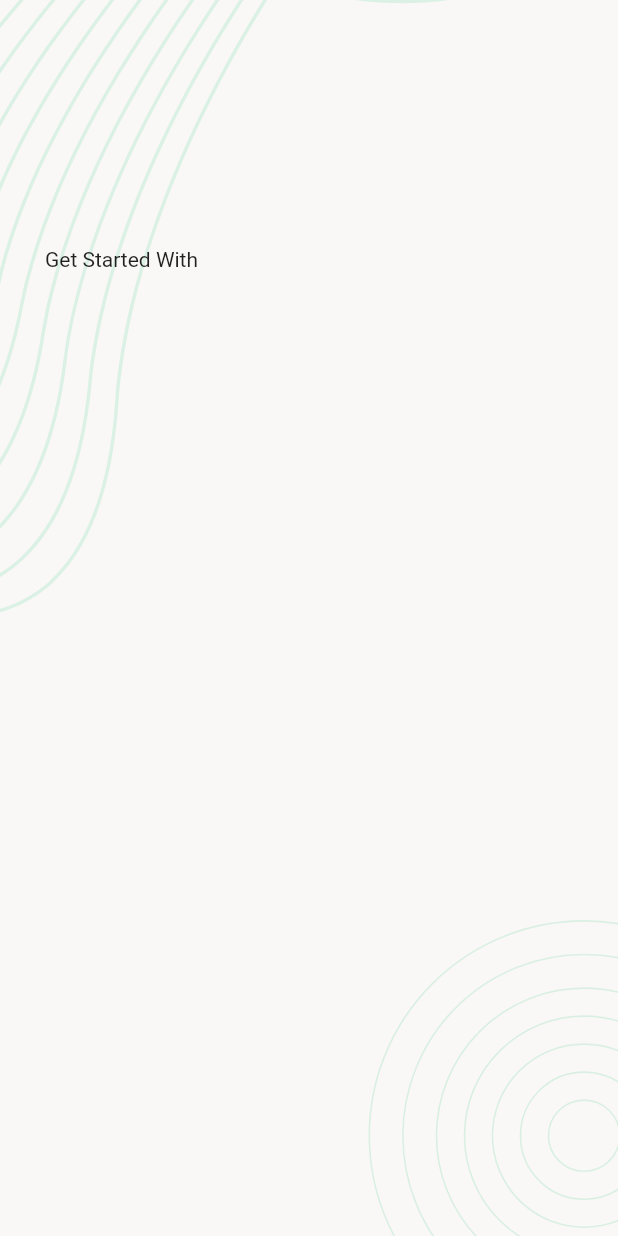
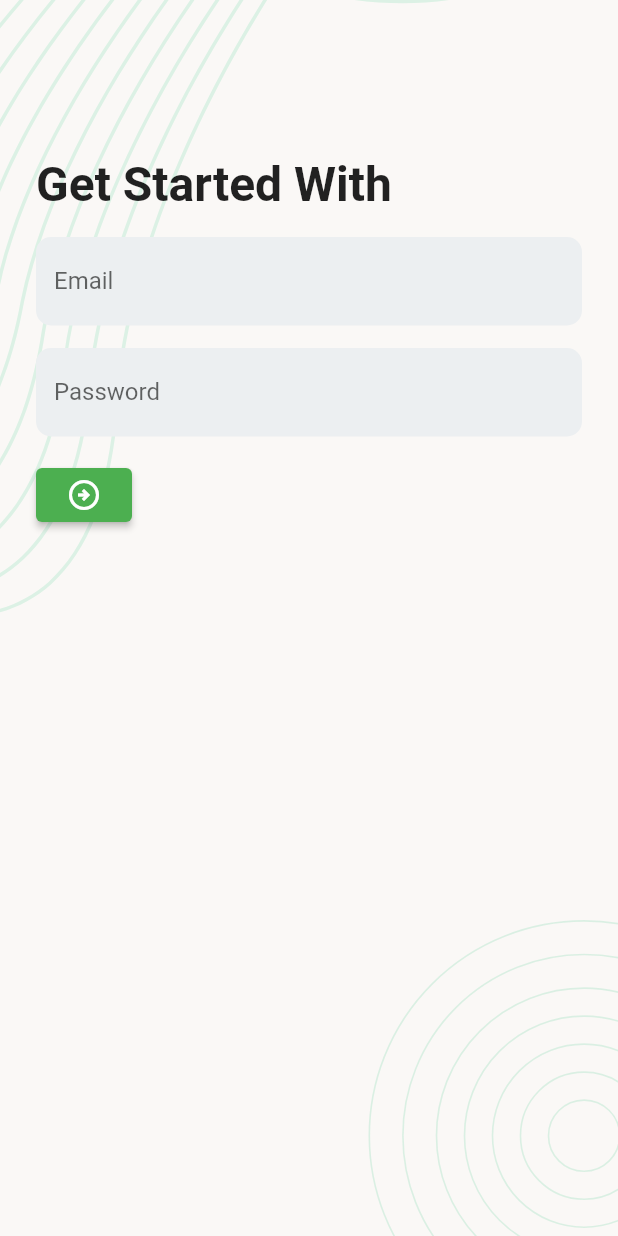
Before and after one commit to Ridoy-paul/flutter-task-management-app, a Flutter app: the screen it shows after launch, on a phone screen of 412 x 824 dp. Run offline on Flutter 3.47's test engine with Material 2 defaults, Android fonts, the light colour scheme and no system bars; our stand-ins replace flutter_svg.

Commit message:
updated changes

```diff
--- a/lib/app.dart
+++ b/lib/app.dart
@@ -1,14 +1,38 @@
 import 'package:flutter/material.dart';
 import 'ui/screens/splash_screen.dart';
+import 'ui/style.dart';
 
-class TaskManagementapp extends StatelessWidget {
-  const TaskManagementapp({super.key});
+class TaskManagementApp extends StatelessWidget {
+  const TaskManagementApp({super.key});
 
   @override
   Widget build(BuildContext context) {
-    return const MaterialApp(
+    return MaterialApp(
       debugShowCheckedModeBanner: false,
-      home: SplashScreen(),
+      home: const SplashScreen(),
+      theme: ThemeData(
+
+        ///this is used for input type style ---------------->>>>>>>>>>>
+        inputDecorationTheme: InputDecorationTheme(
+            fillColor: colorAss,
+            filled: true,
+            border: OutlineInputBorder(
+              borderSide: BorderSide.none,
+              borderRadius: BorderRadius.circular(10),
+            )
+        ),
+        ///--------------------------->>>>>>>>>>>>>>>>>>>>>>>>>>>>>>>>>>>>>>
+
+        textTheme: const TextTheme(
+          titleLarge: TextStyle(
+            fontSize: 32,
+            fontWeight: FontWeight.w600,
+          )
+        ),
+
+        primaryColor: colorGreen,
+        primarySwatch: Colors.green,
+      ),
     );
   }
 }
--- a/lib/main.dart
+++ b/lib/main.dart
@@ -1,4 +1,4 @@
 import 'package:flutter/material.dart';
 import 'app.dart';
 
-void main() => runApp(const TaskManagementapp());
+void main() => runApp(const TaskManagementApp());
--- a/lib/ui/screens/login_screen.dart
+++ b/lib/ui/screens/login_screen.dart
@@ -1,4 +1,5 @@
 import 'package:flutter/material.dart';
+import 'package:flutter_task_management_app/ui/style.dart';
 import '../widgets/body_background_widget.dart';
 
 class LoginScreen extends StatelessWidget {
@@ -10,10 +11,25 @@ class LoginScreen extends StatelessWidget {
       body: SafeArea(
         child: BodybackgroundWidget(
           child: Padding(
-            padding:  EdgeInsets.symmetric(horizontal: 30, vertical: MediaQuery.sizeOf(context).height * 0.2,),
+            padding: const  EdgeInsets.all(24),
             child: Column(
+              crossAxisAlignment: CrossAxisAlignment.start,
               children: [
-                Text("Get Started With")
+                const SizedBox(height: 80,),
+                Text("Get Started With", style: Theme.of(context).textTheme.titleLarge),
+                const SizedBox(height: 16,),
+                TextFormField(
+                  keyboardType: TextInputType.emailAddress,
+                  decoration: inputStyle("Email"),
+                ),
+                const SizedBox(height: 15,),
+                TextFormField(
+                  obscureText: true,
+                  decoration: inputStyle("Password"),
+                ),
+                const SizedBox(height: 15,),
+                ElevatedButton(onPressed: (){}, child: Icon(Icons.arrow_circle_right_outlined))
+
               ],
             ),
           ),
--- /dev/null
+++ b/lib/ui/style.dart
@@ -0,0 +1,15 @@
+import 'package:flutter/material.dart';
+
+const Color colorWhite = Color.fromRGBO(255, 255, 255, 1);
+const Color colorAss = Color.fromRGBO(236, 239, 241, 1.0);
+const Color colorGreen = Color.fromRGBO(11, 171, 62, 1.0);
+
+
+
+
+InputDecoration inputStyle(label) {
+  return InputDecoration(
+    hintText: "Please Enter "+label,
+    labelText: label,
+  );
+}
```
